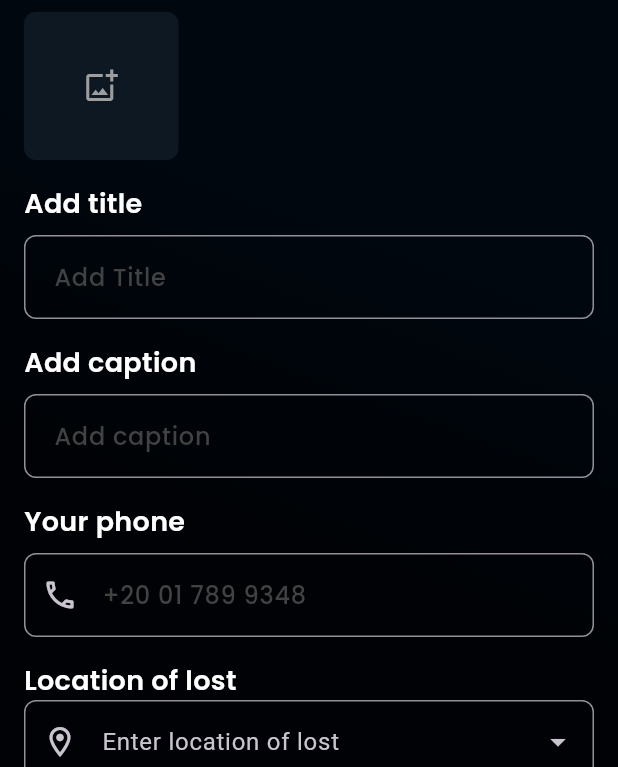
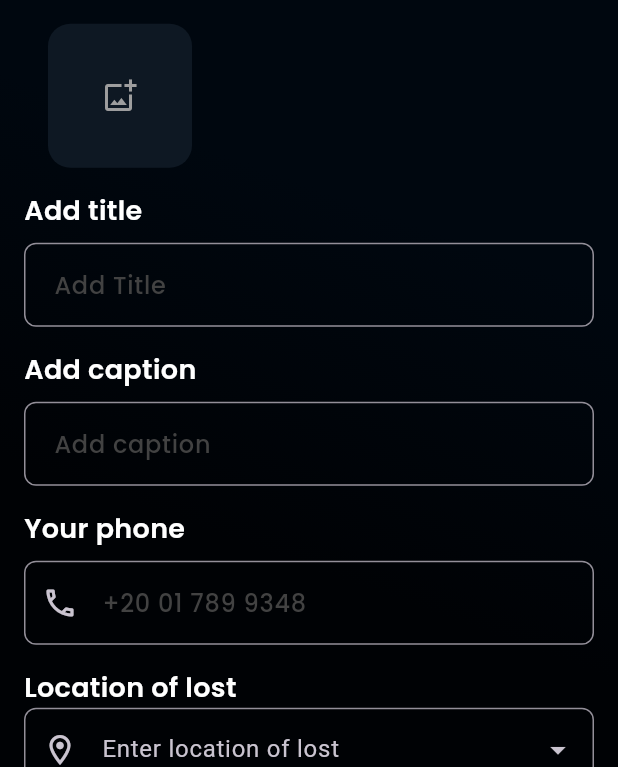
Before and after one commit to mohamedmosadfarhat/Lakini_GP, a Flutter app: the AddPostScreen screen opened by its route, on a phone screen of 412 x 824 dp, the part 469-1236 px from its top. Run offline on Flutter 3.47's test engine with Material 3 defaults, Android fonts, the phone set to English and light mode, and no system bars; our stand-ins replace dartz, dio, flutter_bloc, google_fonts, google_maps_flutter, image_picker and 3 more; accounts and stored records are empty.

Commit message:
handle some issues

```diff
--- a/lib/features/home/item_details/models/location_model.dart
+++ b/lib/features/home/item_details/models/location_model.dart
@@ -1,4 +1,4 @@
-import 'dart:io';
+
 
 import 'package:uuid/uuid.dart';
 
--- a/lib/features/posts/data/models/item_model.dart
+++ /dev/null
@@ -1,53 +0,0 @@
-class Item {
-  final String name;
-  final String description;
-  final String status;
-  final String award;
-  final String imagePhoto;
-  final String foundPlace;
-  final String foundDate;
-  final int categoryId;
-  final String phoneNumber;
-  final String userId;
-  final int id;
-  Item({
-    required this.name,
-    required this.description,
-    required this.status,
-    required this.award,
-    required this.imagePhoto,
-    required this.foundPlace,
-    required this.foundDate,
-    required this.phoneNumber,
-    required this.categoryId,
-    required this.userId,
-    required this.id,
-  });
-
-  factory Item.fromJson(Map<String, dynamic> json) {
-    return Item(
-      id: json['value']['item']['id'],
-      name: json['value']['item']['name'],
-      description: json['value']['item']['description'],
-      status: json['value']['item']['status'],
-      award: json['value']['item']['award'],
-      imagePhoto: json['value']['item']['imagePhoto'],
-      foundPlace: json['value']['item']['foundPlace'],
-      foundDate: json['value']['item']['foundDate'],
-      categoryId: json['value']['item']['categoryId'],
-      phoneNumber: json['value']['item']['phoneNumber'],
-      userId: json['value']['item']['userId'],
-    );
-  }
-/*  Map<String, dynamic> toJson() {
-    final Map<String, dynamic> data = <String, dynamic>{};
-    data['itemName'] = name;
-    data['description'] = description;
-    data['itemStatus'] = status;
-    data['itemAward'] = award;
-    data['imagePhoto'] = imagePhoto;
-    data['foundPlace'] = foundPlace;
-    data['phoneNumber'] = phoneNumber;
-    return data;
-  }*/
-}
--- a/lib/features/posts/data/repos/add_post_repo.dart
+++ b/lib/features/posts/data/repos/add_post_repo.dart
@@ -1,6 +1,6 @@
 import 'package:dartz/dartz.dart';
 import 'package:lakini_gp/features/posts/data/models/category_model.dart';
-import 'package:lakini_gp/features/posts/data/models/item_model.dart';
+
 
 import '../../../../core/utils/errors/failure.dart';
 
--- a/lib/features/posts/presentation/manager/cubit/post_cubit/add_item_state.dart
+++ b/lib/features/posts/presentation/manager/cubit/post_cubit/add_item_state.dart
@@ -1,4 +1,4 @@
-import 'package:lakini_gp/features/posts/data/models/item_model.dart';
+
 
 class AddItemState {}
 
@@ -11,6 +11,9 @@ class AddItemSuccess extends AddItemState {
 }
 
 class AddItemFailure extends AddItemState {
-  final String message;
-  AddItemFailure({required this.message});
+
+  AddItemFailure();
 }
+
+class AddImageLoading extends AddItemState{}
+class AddImageSuccess extends AddItemState{}
--- a/lib/features/posts/presentation/widgets/add_image_container.dart
+++ b/lib/features/posts/presentation/widgets/add_image_container.dart
@@ -1,71 +1,29 @@
-import 'dart:io';
 
 import 'package:flutter/material.dart';
 
-class AddImageContainer extends StatelessWidget {
-  final String? imagePath;
-  final VoidCallback? onDelete;
-  final bool addIcon;
-  final Widget? widgetChild;
 
-  const AddImageContainer({
-    Key? key,
-    this.imagePath,
-    this.onDelete,
-    this.addIcon = false,
-    this.widgetChild,
-  }) : super(key: key);
+class UploadImg extends StatelessWidget {
+  const UploadImg({super.key});
 
   @override
   Widget build(BuildContext context) {
+    //double height = MediaQuery.of(context).size.height;
     return Container(
-      margin: const EdgeInsets.only(bottom: 16, top: 8, right: 8),
-      height: MediaQuery.of(context).size.height * 0.12,
-      width: MediaQuery.of(context).size.width * 0.25,
+      margin: const EdgeInsets.all(16),
+      height: 96,
+      width: 96,
       decoration: BoxDecoration(
-        color: const Color(0xff0E1823),
-        borderRadius: BorderRadius.circular(8),
+        borderRadius: BorderRadius.circular(15),
+        //border: Border.all(style: BorderStyle.solid),
+        color: const Color.fromRGBO(14, 24, 35, 1),
       ),
-      child: imagePath != null
-          ? ClipRRect(
-              borderRadius: BorderRadius.circular(8),
-              child: Stack(
-                children: [
-                  if (imagePath != null)
-                    SizedBox(
-                      height: MediaQuery.of(context).size.height * 0.12,
-                      width: MediaQuery.of(context).size.width * 0.25,
-                      child: Image.file(
-                        File(imagePath!),
-                        fit: BoxFit.cover,
-                      ),
-                    ),
-                  if (addIcon)
-                    IconButton(
-                      onPressed: () {},
-                      icon: const Icon(
-                        Icons.add_photo_alternate_outlined,
-                        size: 24,
-                        color: Colors.grey,
-                      ),
-                    ),
-                  if (onDelete != null)
-                    Positioned(
-                      top: 4,
-                      right: 4,
-                      child: GestureDetector(
-                        onTap: onDelete,
-                        child: const Icon(
-                          Icons.delete_forever,
-                          color: Color(0xffEA4335),
-                          size: 18,
-                        ),
-                      ),
-                    ),
-                ],
-              ),
-            )
-          : widgetChild,
+      child: const Center(
+        child: Icon(
+          Icons.add_photo_alternate_outlined,
+          size: 24,
+          color: Colors.grey,
+        ),
+      ),
     );
   }
 }
--- a/lib/features/register/helper/dio_helper.dart
+++ b/lib/features/register/helper/dio_helper.dart
@@ -14,7 +14,7 @@ class DioHelper {
     String? accept,
     required String content,
     required String url,
-    required Map<String, dynamic> data,
+    required  data,
     String? myToken,
     Map<String, dynamic>? query,
   }) async {
@@ -30,6 +30,8 @@ class DioHelper {
       data: data,
     );
   }
+
+
 
   static Future<Response> putData({
     String? accept,
--- a/lib/features/register/presentation/views/login_screen.dart
+++ b/lib/features/register/presentation/views/login_screen.dart
@@ -38,6 +38,7 @@ class _LoginScreenState extends State<LoginScreen> {
                 context: context,
                 text: state.loginModel.message,
                 clr: const Color(0xff011730));
+            CacheHelper.saveData(key: "remeber_me", value: value);
             CacheHelper.saveData(key: "token", value: state.loginModel.token)
                 .then((value) {
               token = CacheHelper.getData(key: "token");
--- a/lib/features/register/widgets/custom_text_form_field.dart
+++ b/lib/features/register/widgets/custom_text_form_field.dart
@@ -1,5 +1,5 @@
 import 'package:flutter/material.dart';
-import 'package:flutter/painting.dart';
+
 import 'package:lakini_gp/core/utils/styles.dart';
 
 class CustomTextFormField extends StatefulWidget {
@@ -24,8 +24,8 @@ class _CustomTextFormFieldState extends State<CustomTextFormField> {
 
   @override
   Widget build(BuildContext context) {
-    double width = MediaQuery.of(context).size.width;
-    double height = MediaQuery.of(context).size.height;
+    //double width = MediaQuery.of(context).size.width;
+    //double height = MediaQuery.of(context).size.height;
     return Column(
       children: [
         const SizedBox(
```
Also changed, not shown: lib/features/home/item_details/presentation/views/home_screen.dart (+21 -21 lines), lib/features/onboarding/presentation/views/onboarding_screen.dart (+40 -9 lines), lib/features/posts/presentation/manager/cubit/post_cubit/add_item_cubit.dart (+57 -69 lines), lib/features/posts/presentation/widgets/post_body_widget.dart (+39 -41 lines), lib/features/splash/presentation/views/splash_screen.dart (+5 -3 lines), lib/main.dart (+20 -4 lines).
